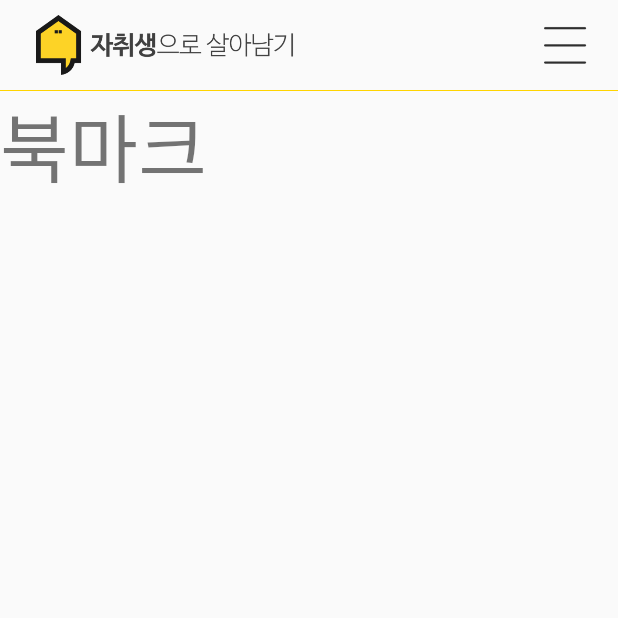
After one commit to zeo617/MySoloLife, an Android app: the BookmarkFragment screen opened through its navigation route, on a phone screen of 412 x 824 dp, the top half of it. The commit adds this screen. Run offline under Robolectric (Android 15) with nearby library versions, the phone set to English and light mode, and no system bars; our stand-ins replace Firebase (no records; nobody signed in at launch, a user with empty details on screens opened directly).

Commit message:
#9 Navigation

```diff
--- a/app/build.gradle
+++ b/app/build.gradle
@@ -43,6 +43,9 @@ dependencies {
     implementation 'androidx.appcompat:appcompat:1.3.1'
     implementation 'com.google.android.material:material:1.4.0'
     implementation 'androidx.constraintlayout:constraintlayout:2.1.0'
+    implementation 'androidx.navigation:navigation-fragment-ktx:2.3.5'
+    implementation 'androidx.navigation:navigation-ui-ktx:2.3.5'
+    implementation 'androidx.legacy:legacy-support-v4:1.0.0'
     testImplementation 'junit:junit:4.+'
     androidTestImplementation 'androidx.test.ext:junit:1.1.3'
     androidTestImplementation 'androidx.test.espresso:espresso-core:3.4.0'
--- /dev/null
+++ b/app/src/main/java/com/jeho/mysololife/fragments/BookmarkFragment.kt
@@ -0,0 +1,60 @@
+package com.jeho.mysololife.fragments
+
+import android.os.Bundle
+import androidx.fragment.app.Fragment
+import android.view.LayoutInflater
+import android.view.View
+import android.view.ViewGroup
+import com.jeho.mysololife.R
+
+// TODO: Rename parameter arguments, choose names that match
+// the fragment initialization parameters, e.g. ARG_ITEM_NUMBER
+private const val ARG_PARAM1 = "param1"
+private const val ARG_PARAM2 = "param2"
+
+/**
+ * A simple [Fragment] subclass.
+ * Use the [BookmarkFragment.newInstance] factory method to
+ * create an instance of this fragment.
+ */
+class BookmarkFragment : Fragment() {
+    // TODO: Rename and change types of parameters
+    private var param1: String? = null
+    private var param2: String? = null
+
+    override fun onCreate(savedInstanceState: Bundle?) {
+        super.onCreate(savedInstanceState)
+        arguments?.let {
+            param1 = it.getString(ARG_PARAM1)
+            param2 = it.getString(ARG_PARAM2)
+        }
+    }
+
+    override fun onCreateView(
+        inflater: LayoutInflater, container: ViewGroup?,
+        savedInstanceState: Bundle?
+    ): View? {
+        // Inflate the layout for this fragment
+        return inflater.inflate(R.layout.fragment_bookmark, container, false)
+    }
+
+    companion object {
+        /**
+         * Use this factory method to create a new instance of
+         * this fragment using the provided parameters.
+         *
+         * @param param1 Parameter 1.
+         * @param param2 Parameter 2.
+         * @return A new instance of fragment BookmarkFragment.
+         */
+        // TODO: Rename and change types and number of parameters
+        @JvmStatic
+        fun newInstance(param1: String, param2: String) =
+            BookmarkFragment().apply {
+                arguments = Bundle().apply {
+                    putString(ARG_PARAM1, param1)
+                    putString(ARG_PARAM2, param2)
+                }
+            }
+    }
+}
--- /dev/null
+++ b/app/src/main/java/com/jeho/mysololife/fragments/HomeFragment.kt
@@ -0,0 +1,60 @@
+package com.jeho.mysololife.fragments
+
+import android.os.Bundle
+import androidx.fragment.app.Fragment
+import android.view.LayoutInflater
+import android.view.View
+import android.view.ViewGroup
+import com.jeho.mysololife.R
+
+// TODO: Rename parameter arguments, choose names that match
+// the fragment initialization parameters, e.g. ARG_ITEM_NUMBER
+private const val ARG_PARAM1 = "param1"
+private const val ARG_PARAM2 = "param2"
+
+/**
+ * A simple [Fragment] subclass.
+ * Use the [HomeFragment.newInstance] factory method to
+ * create an instance of this fragment.
+ */
+class HomeFragment : Fragment() {
+    // TODO: Rename and change types of parameters
+    private var param1: String? = null
+    private var param2: String? = null
+
+    override fun onCreate(savedInstanceState: Bundle?) {
+        super.onCreate(savedInstanceState)
+        arguments?.let {
+            param1 = it.getString(ARG_PARAM1)
+            param2 = it.getString(ARG_PARAM2)
+        }
+    }
+
+    override fun onCreateView(
+        inflater: LayoutInflater, container: ViewGroup?,
+        savedInstanceState: Bundle?
+    ): View? {
+        // Inflate the layout for this fragment
+        return inflater.inflate(R.layout.fragment_home, container, false)
+    }
+
+    companion object {
+        /**
+         * Use this factory method to create a new instance of
+         * this fragment using the provided parameters.
+         *
+         * @param param1 Parameter 1.
+         * @param param2 Parameter 2.
+         * @return A new instance of fragment HomeFragment.
+         */
+        // TODO: Rename and change types and number of parameters
+        @JvmStatic
+        fun newInstance(param1: String, param2: String) =
+            HomeFragment().apply {
+                arguments = Bundle().apply {
+                    putString(ARG_PARAM1, param1)
+                    putString(ARG_PARAM2, param2)
+                }
+            }
+    }
+}
--- a/app/src/main/res/layout/activity_main.xml
+++ b/app/src/main/res/layout/activity_main.xml
@@ -7,33 +7,48 @@
     android:layout_height="match_parent"
     tools:context=".MainActivity">
 
-    <LinearLayout
-        android:id="@+id/linearLayout"
+    <androidx.constraintlayout.widget.ConstraintLayout
+        android:id="@+id/topBar"
         android:layout_width="match_parent"
         android:layout_height="60dp"
         app:layout_constraintTop_toTopOf="parent">
 
         <ImageView
+            android:id="@+id/imageView"
             android:layout_width="200dp"
-            android:layout_height="wrap_content"
-            android:layout_marginLeft="20dp"
-            android:src="@drawable/min_logo" />
+            android:layout_height="40dp"
+            android:layout_margin="10dp"
+            android:src="@drawable/min_logo"
+            app:layout_constraintStart_toStartOf="parent"
+            app:layout_constraintTop_toTopOf="parent" />
 
         <ImageView
+            android:layout_width="30dp"
+            android:layout_height="30dp"
             android:src="@drawable/main_menu"
-            android:layout_marginLeft="150dp"
             android:layout_marginTop="15dp"
-            android:layout_width="30dp"
-            android:layout_height="30dp"/>
+            android:layout_marginRight="20dp"
+            app:layout_constraintEnd_toEndOf="parent"
+            app:layout_constraintTop_toTopOf="parent" />
 
-    </LinearLayout>
+    </androidx.constraintlayout.widget.ConstraintLayout>
 
     <LinearLayout
         android:layout_width="match_parent"
         android:layout_height="0.5dp"
         android:background="@color/mainColor"
-        app:layout_constraintTop_toBottomOf="@+id/linearLayout"/>
+        app:layout_constraintTop_toBottomOf="@+id/topBar">
 
+    </LinearLayout>
+
+    <androidx.fragment.app.FragmentContainerView
+        android:id="@+id/fragmentContainerView"
+        android:name="androidx.navigation.fragment.NavHostFragment"
+        android:layout_width="match_parent"
+        android:layout_height="match_parent"
+        app:defaultNavHost="true"
+        app:navGraph="@navigation/main_nav"
+        android:layout_marginTop="60dp"/>
 
 
     <!--    <Button-->
--- /dev/null
+++ b/app/src/main/res/layout/fragment_bookmark.xml
@@ -0,0 +1,15 @@
+<?xml version="1.0" encoding="utf-8"?>
+<FrameLayout xmlns:android="http://schemas.android.com/apk/res/android"
+    xmlns:tools="http://schemas.android.com/tools"
+    android:layout_width="match_parent"
+    android:layout_height="match_parent"
+    tools:context=".fragments.BookmarkFragment">
+
+    <!-- TODO: Update blank fragment layout -->
+    <TextView
+        android:layout_width="match_parent"
+        android:layout_height="match_parent"
+        android:textSize="50sp"
+        android:text="북마크" />
+
+</FrameLayout>
--- /dev/null
+++ b/app/src/main/res/navigation/main_nav.xml
@@ -0,0 +1,32 @@
+<?xml version="1.0" encoding="utf-8"?>
+<navigation xmlns:android="http://schemas.android.com/apk/res/android"
+    xmlns:app="http://schemas.android.com/apk/res-auto"
+    xmlns:tools="http://schemas.android.com/tools"
+    android:id="@+id/main_nav"
+    app:startDestination="@id/homeFragment2">
+    <fragment
+        android:id="@+id/storeFragment"
+        android:name="com.jeho.mysololife.fragments.StoreFragment"
+        android:label="fragment_store"
+        tools:layout="@layout/fragment_store" />
+    <fragment
+        android:id="@+id/talkFragment"
+        android:name="com.jeho.mysololife.fragments.TalkFragment"
+        android:label="fragment_talk"
+        tools:layout="@layout/fragment_talk" />
+    <fragment
+        android:id="@+id/tipFragment"
+        android:name="com.jeho.mysololife.fragments.TipFragment"
+        android:label="fragment_tip"
+        tools:layout="@layout/fragment_tip" />
+    <fragment
+        android:id="@+id/homeFragment2"
+        android:name="com.jeho.mysololife.fragments.HomeFragment"
+        android:label="fragment_home"
+        tools:layout="@layout/fragment_home" />
+    <fragment
+        android:id="@+id/bookmarkFragment2"
+        android:name="com.jeho.mysololife.fragments.BookmarkFragment"
+        android:label="fragment_bookmark"
+        tools:layout="@layout/fragment_bookmark" />
+</navigation>
--- a/app/src/main/res/values/strings.xml
+++ b/app/src/main/res/values/strings.xml
@@ -1,3 +1,5 @@
 <resources>
     <string name="app_name">MySoloLife</string>
+    <!-- TODO: Remove or change this placeholder text -->
+    <string name="hello_blank_fragment">Hello blank fragment</string>
 </resources>
```
Also changed, not shown: app/src/main/java/com/jeho/mysololife/fragments/StoreFragment.kt (added, +60 -0 lines), app/src/main/java/com/jeho/mysololife/fragments/TalkFragment.kt (added, +60 -0 lines), app/src/main/java/com/jeho/mysololife/fragments/TipFragment.kt (added, +60 -0 lines), app/src/main/res/layout/fragment_home.xml (added, +15 -0 lines), app/src/main/res/layout/fragment_store.xml (added, +15 -0 lines), app/src/main/res/layout/fragment_talk.xml (added, +15 -0 lines), app/src/main/res/layout/fragment_tip.xml (added, +15 -0 lines).
